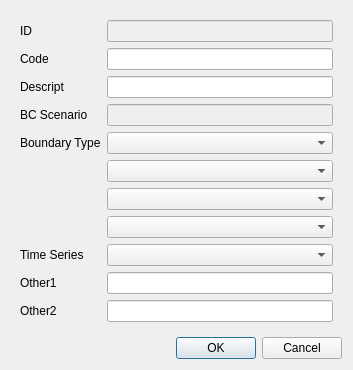
Above: core/ui/toolbars/utilities/bc_form.ui from ibergis/ibergis_qgis_plugin before the change. Below: the same form after it.
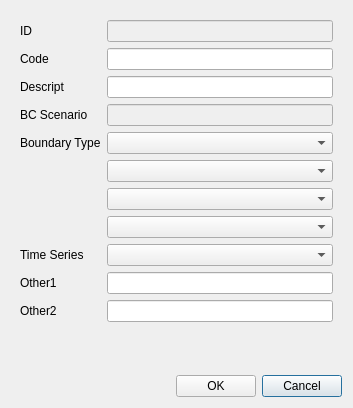
That is the form after the change.

Commit message: fix(dialogs): create lyt_buttons and manage cancel buttons

Diff of the .ui file:
```diff
--- a/core/ui/toolbars/utilities/bc_form.ui
+++ b/core/ui/toolbars/utilities/bc_form.ui
@@ -7,7 +7,7 @@
     <x>0</x>
     <y>0</y>
     <width>353</width>
-    <height>345</height>
+    <height>408</height>
    </rect>
   </property>
   <layout class="QVBoxLayout" name="verticalLayout">
@@ -127,14 +127,35 @@
     </widget>
    </item>
    <item>
-    <widget class="QDialogButtonBox" name="buttonBox">
-     <property name="orientation">
-      <enum>Qt::Horizontal</enum>
-     </property>
-     <property name="standardButtons">
-      <set>QDialogButtonBox::Cancel|QDialogButtonBox::Ok</set>
-     </property>
-    </widget>
+    <layout class="QGridLayout" name="lyt_buttons">
+     <item row="0" column="0">
+      <spacer name="horizontalSpacer">
+       <property name="orientation">
+        <enum>Qt::Horizontal</enum>
+       </property>
+       <property name="sizeHint" stdset="0">
+        <size>
+         <width>40</width>
+         <height>20</height>
+        </size>
+       </property>
+      </spacer>
+     </item>
+     <item row="0" column="2">
+      <widget class="QPushButton" name="btn_cancel">
+       <property name="text">
+        <string>Cancel</string>
+       </property>
+      </widget>
+     </item>
+     <item row="0" column="1">
+      <widget class="QPushButton" name="btn_accept">
+       <property name="text">
+        <string>OK</string>
+       </property>
+      </widget>
+     </item>
+    </layout>
    </item>
   </layout>
  </widget>
```
Left out of the diff: 19 changed lines with no effect on the pictures. The commit also changes 3 other files.
